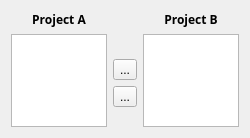
Qt form ProjectChooser/projectdialog.ui (liangzhijun1314/workspace) before a commit.
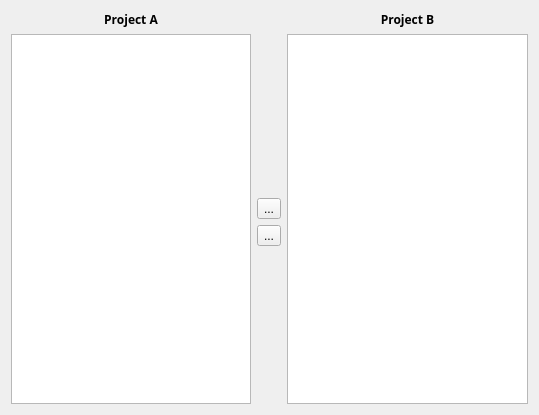
The same form after that commit. Icons and pictures are not drawn. Custom widgets are drawn as their Qt base class.

Commit message: 调整Ui的大小

```diff
--- a/ProjectChooser/projectdialog.ui
+++ b/ProjectChooser/projectdialog.ui
@@ -1,12 +1,12 @@
 <ui version="4.0" >
  <class>ProjectDialog</class>
- <widget class="QDialog" name="ProjectDialog" >
-  <property name="geometry" >
+ <widget class="QDialog" name="ProjectDialog">
+  <property name="geometry">
    <rect>
     <x>0</x>
     <y>0</y>
-    <width>250</width>
-    <height>138</height>
+    <width>539</width>
+    <height>415</height>
    </rect>
   </property>
   <property name="windowTitle" >
```
Left out of the diff: 75 changed lines with no effect on the pictures.
